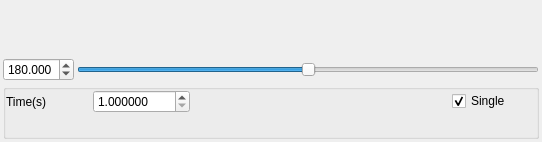
Above: source/wnd/ui/axesknob.ui from ww4u/megarobostudio before the change. Below: the same form after it.
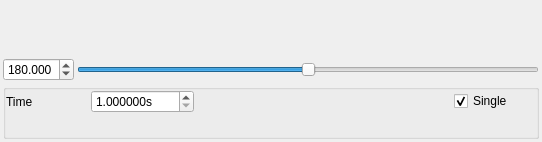
That is the form after the change. Icons and pictures are not drawn. Custom widgets are drawn as their Qt base class.

The edit to the form file:
```diff
--- a/source/wnd/ui/axesknob.ui
+++ b/source/wnd/ui/axesknob.ui
@@ -161,6 +161,9 @@
       </item>
       <item row="0" column="1">
        <widget class="QDoubleSpinBox" name="spinStepTime">
+        <property name="suffix">
+         <string>s</string>
+        </property>
         <property name="decimals">
          <number>6</number>
         </property>
@@ -175,7 +178,7 @@
       <item row="0" column="0">
        <widget class="QLabel" name="label_5">
         <property name="text">
-         <string>Time(s)</string>
+         <string>Time</string>
         </property>
        </widget>
       </item>
```
